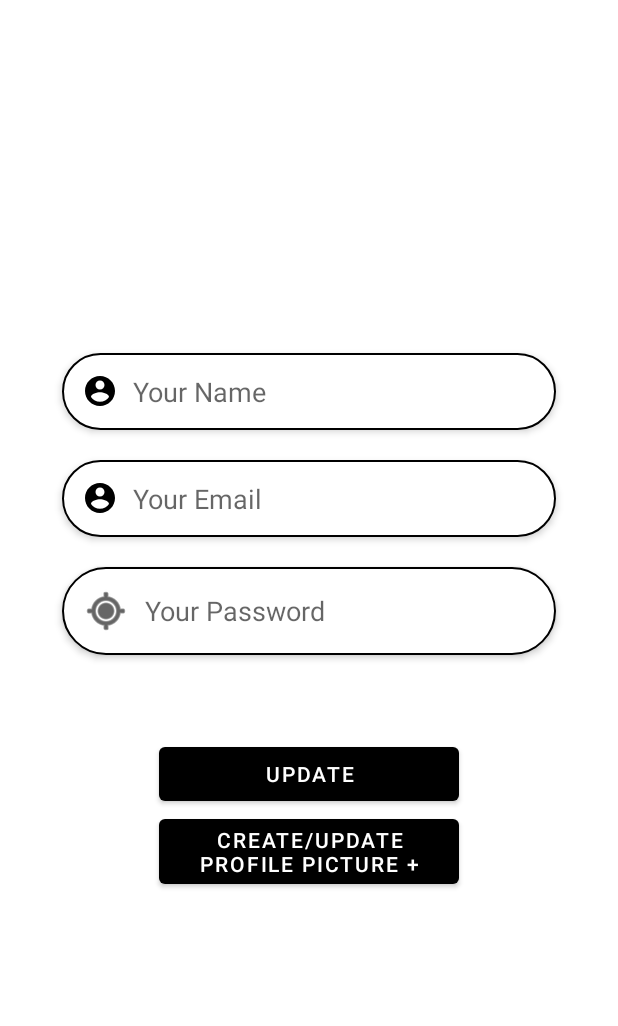
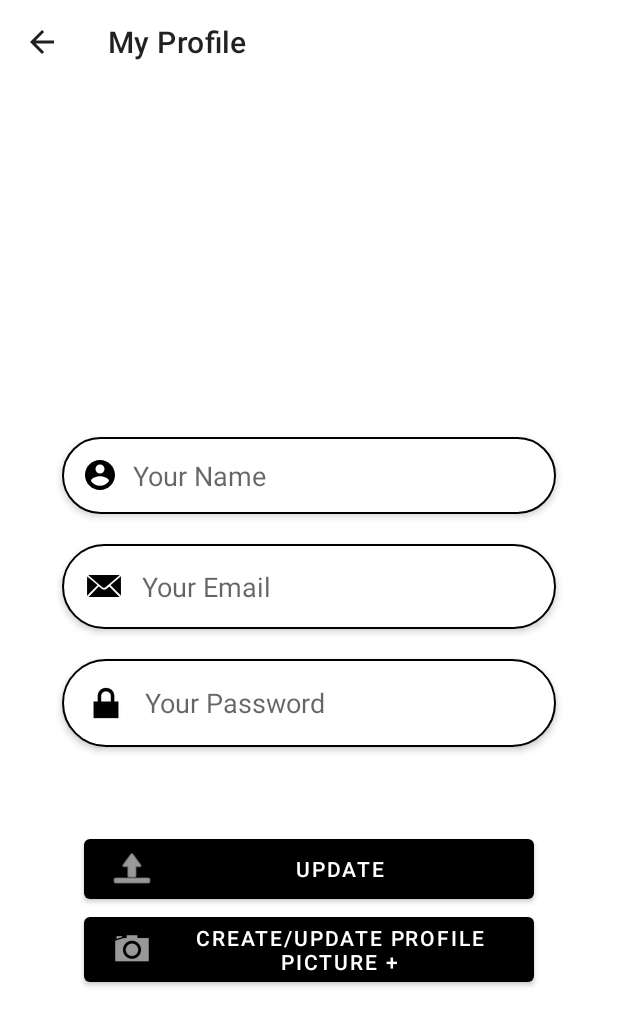
Before and after one commit to ZiTA3215/EmartFullyFunctional, an Android app: the ProfileActivity screen opened directly, with no data from a screen before it, on a phone screen of 412 x 824 dp. Shown: the top 1026 px of the screen. Run offline under Robolectric (Android 15) with nearby library versions, the phone set to English and light mode, and no system bars; our stand-ins replace CircleImageView, Firebase (no records; nobody signed in at launch, a user with empty details on screens opened directly); pictures from the network do not load; Roboto replaces fonts that are not available here; 4 statements that could not run were skipped.

Commit message:
more updates for user profile

```diff
--- a/app/src/main/java/com/example/ecommerce/actvities/ProfileActivity.java
+++ b/app/src/main/java/com/example/ecommerce/actvities/ProfileActivity.java
@@ -43,6 +43,7 @@ public class ProfileActivity extends AppCompatActivity {
     EditText name, email, password;
 
     Uri imageURI;
+    Toolbar toolbar;
 
     FirebaseStorage storage;
     FirebaseAuth auth;
@@ -64,6 +65,17 @@ public class ProfileActivity extends AppCompatActivity {
         name = findViewById(R.id.profile_name);
         email = findViewById(R.id.profile_email);
         password = findViewById(R.id.profile_password);
+        toolbar = findViewById(R.id.my_profile_toolbar);
+        setSupportActionBar(toolbar);
+        getSupportActionBar().setDisplayHomeAsUpEnabled(true);
+
+
+        toolbar.setNavigationOnClickListener(new View.OnClickListener() {
+            @Override
+            public void onClick(View v) {
+                finish();
+            }
+        });
 
         database.getReference().child("Users").child(FirebaseAuth.getInstance().getUid())
                 .addListenerForSingleValueEvent(new ValueEventListener() {
@@ -142,7 +154,7 @@ public class ProfileActivity extends AppCompatActivity {
             reference.putFile(imageURI).addOnSuccessListener(new OnSuccessListener<UploadTask.TaskSnapshot>() {
                 @Override
                 public void onSuccess(UploadTask.TaskSnapshot taskSnapshot) {
-                    Toast.makeText(getBaseContext(), "uploaded successfully", Toast.LENGTH_SHORT).show();
+                    Toast.makeText(getBaseContext(), "Uploaded successfully your User account will be updated shortly", Toast.LENGTH_SHORT).show();
 
                     reference.getDownloadUrl().addOnSuccessListener(new OnSuccessListener<Uri>() {
                         @Override
--- a/app/src/main/res/layout/activity_profile.xml
+++ b/app/src/main/res/layout/activity_profile.xml
@@ -10,22 +10,36 @@
         android:layout_width="match_parent"
         android:layout_height="match_parent">
 
+        <androidx.appcompat.widget.Toolbar
+            android:id="@+id/my_profile_toolbar"
+            android:layout_width="match_parent"
+            android:layout_height="wrap_content"
+            app:layout_constraintEnd_toEndOf="parent"
+            app:layout_constraintStart_toStartOf="parent"
+            app:layout_constraintTop_toTopOf="parent"
+            android:background="@color/white"
+            android:minHeight="?attr/actionBarSize"
+            app:title="My Profile"
+            android:theme="?attr/actionBarTheme"/>
 
 
 
 
 
 
-    <de.hdodenhof.circleimageview.CircleImageView
+
+
+        <de.hdodenhof.circleimageview.CircleImageView
         xmlns:app="http://schemas.android.com/apk/res-auto"
         android:id="@+id/profile_image"
         android:layout_width="200dp"
         android:layout_height="200dp"
         android:layout_marginTop="15dp"
         app:civ_border_width="2dp"
-        app:layout_constraintEnd_toEndOf="parent"
-        app:layout_constraintStart_toStartOf="parent"
-        app:layout_constraintTop_toTopOf="parent"/>
+            app:layout_constraintEnd_toEndOf="parent"
+            app:layout_constraintStart_toStartOf="parent"
+            app:layout_constraintTop_toBottomOf="@+id/my_profile_toolbar"
+            app:layout_constraintWidth_percent=".8"/>
 
 
 
@@ -61,7 +75,7 @@
         android:padding="13dp"
         android:layout_marginTop="20dp"
         android:drawableTint="@color/black"
-        android:drawableLeft="@drawable/ic_baseline_account_circle"
+        android:drawableLeft="@android:drawable/sym_action_email"
         android:drawablePadding="10dp"
         android:elevation="3dp"
         app:layout_constraintEnd_toEndOf="parent"
@@ -78,7 +92,7 @@
         android:hint="Your Password"
         android:padding="13dp"
         android:layout_marginTop="20dp"
-        android:drawableLeft="@android:drawable/ic_menu_mylocation"
+        android:drawableLeft="@android:drawable/ic_lock_lock"
         android:drawablePadding="10dp"
         android:drawableTint="@color/black"
         android:elevation="3dp"
@@ -89,19 +103,22 @@
 
     <Button
         android:id="@+id/update"
-        android:layout_width="200dp"
+        android:layout_width="300dp"
         android:layout_height="wrap_content"
         android:text="Update"
         app:layout_constraintBottom_toBottomOf="parent"
         app:layout_constraintEnd_toEndOf="parent"
+        android:drawableLeft="@android:drawable/ic_menu_upload_you_tube"
+        android:drawableTint="@color/white"
         app:layout_constraintStart_toStartOf="parent"
         app:layout_constraintTop_toBottomOf="@+id/profile_password"
         app:layout_constraintWidth_percent=".8" />
 
     <Button
         android:id="@+id/update2"
-        android:layout_width="200dp"
+        android:layout_width="300dp"
         android:layout_height="wrap_content"
+        android:drawableLeft="@android:drawable/ic_menu_camera"
         android:text="Create/Update Profile Picture +"
         app:layout_constraintBottom_toBottomOf="parent"
         app:layout_constraintEnd_toEndOf="parent"
```
Also changed, not shown: app/src/main/java/com/example/ecommerce/actvities/RegistrationActivity.java (indentation only). Lines whose indentation alone changed are shown as unchanged.
